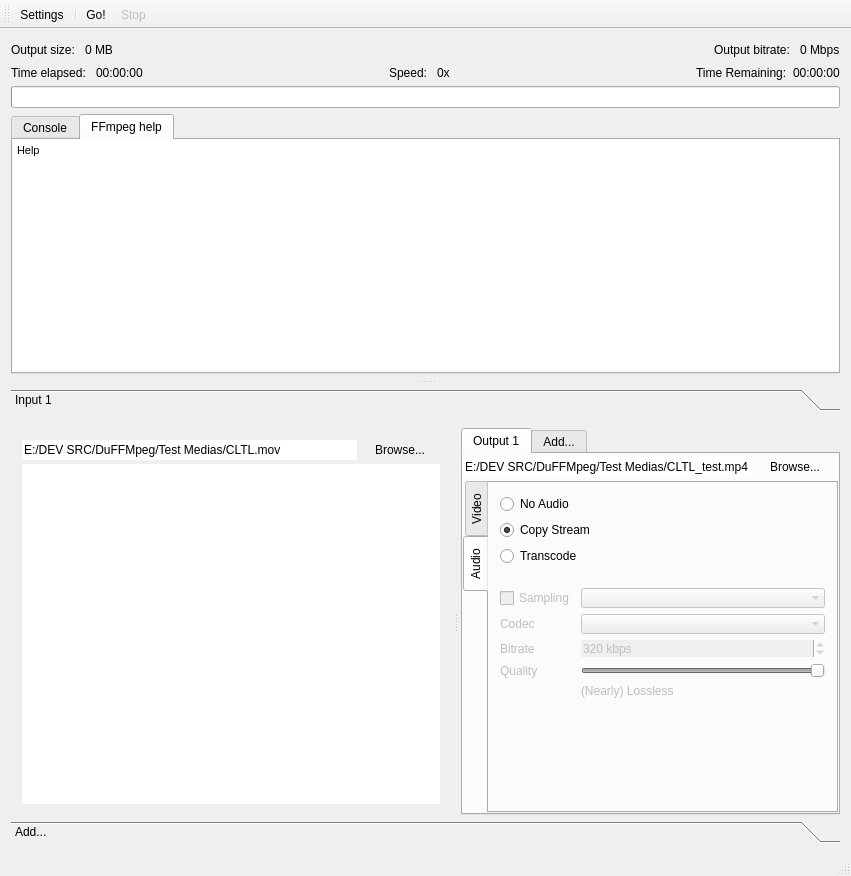
Above: DuFFMpeg/mainwindow.ui from RxLaboratory/DuME before the change. Below: the same form after it.
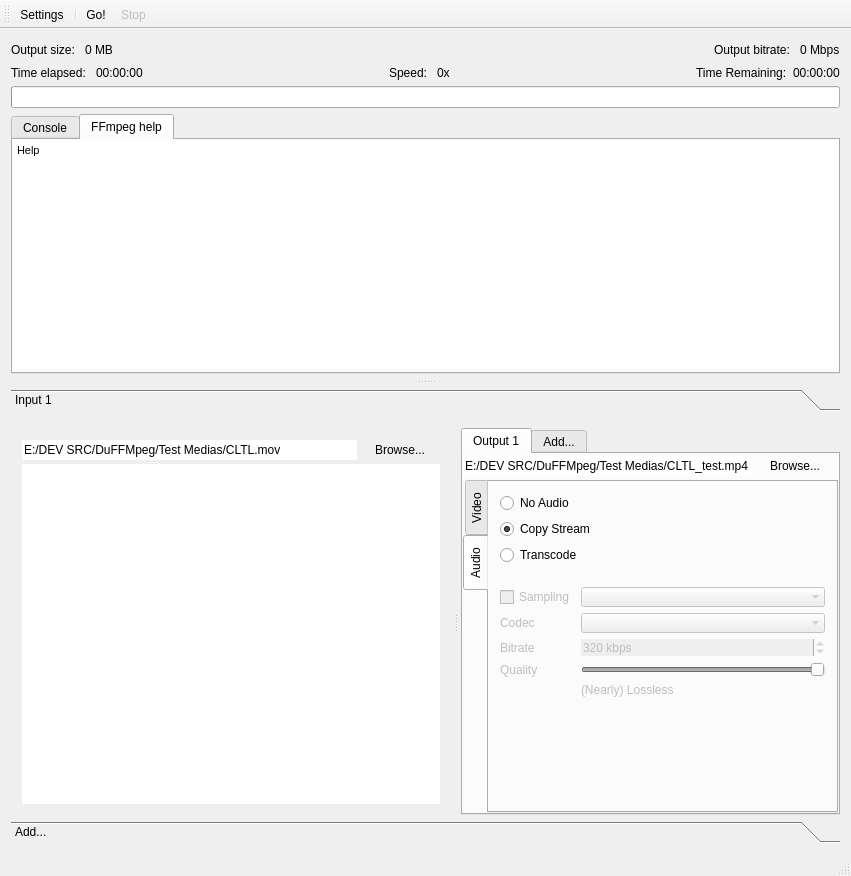
That is the form after the change. Icons and pictures are not drawn.

```diff
--- a/DuFFMpeg/mainwindow.ui
+++ b/DuFFMpeg/mainwindow.ui
@@ -405,7 +405,7 @@
                    <number>0</number>
                   </property>
                   <property name="topMargin">
-                   <number>2</number>
+                   <number>1</number>
                   </property>
                   <property name="rightMargin">
                    <number>0</number>
```
Left out of the diff: 4 changed lines with no effect on the pictures.
